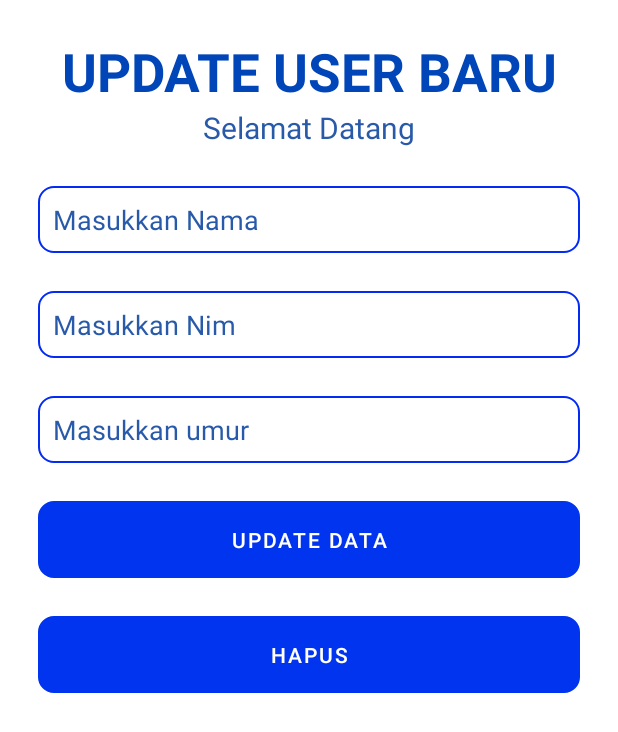
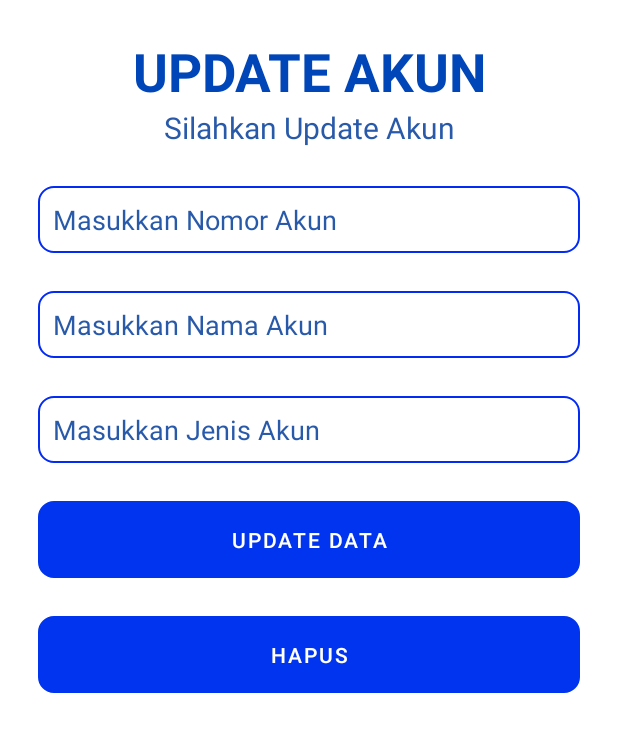
Before and after one commit to wellyim/KBMobile, an Android app: the UpdateAkun screen opened directly, with no data from a screen before it, on a phone screen of 412 x 824 dp. Shown: the top 732 px of the screen. Run offline under Robolectric (Android 15) with nearby library versions, the phone set to English and light mode, and no system bars.

```diff
--- a/app/src/main/java/com/example/kbmobile/DaftarAkun.java
+++ b/app/src/main/java/com/example/kbmobile/DaftarAkun.java
@@ -55,7 +55,7 @@ public class DaftarAkun extends AppCompatActivity {
     private void displayData() {
         Cursor cursor = myDb.SemuaMahasiswa();
         if(cursor.getCount() == 0){
-            Toast.makeText(this,"Data Mahasiswa Kosong!", Toast.LENGTH_SHORT).show();
+            Toast.makeText(this,"Data AKUN Kosong!", Toast.LENGTH_SHORT).show();
         }else{
             while (cursor.moveToNext()){
                 _id.add(cursor.getString(0));
--- a/app/src/main/res/layout/activity_daftar_akun.xml
+++ b/app/src/main/res/layout/activity_daftar_akun.xml
@@ -14,7 +14,7 @@
         android:layout_height="wrap_content"
         android:layout_marginTop="15dp"
         android:gravity="center_horizontal"
-        android:text="MASTER AKUN"
+        android:text="LIST MASTER AKUN"
         android:textColor="#032BF4"
         android:textSize="30sp"
         android:textStyle="bold" />
@@ -31,7 +31,7 @@
             android:textStyle="bold"
             android:textColor="@color/black"
             android:text="Id"
-            android:textSize="20sp" />
+            android:textSize="18sp" />
 
         <TextView
             android:layout_width="100dp"
--- a/app/src/main/res/layout/activity_main.xml
+++ b/app/src/main/res/layout/activity_main.xml
@@ -30,7 +30,7 @@
         android:background="@drawable/border_input"
         android:drawablePadding="8dp"
         android:ems="10"
-        android:hint="Masukkan Nama"
+        android:hint="Masukkan Nomor Akun"
         android:inputType="textPersonName"
         android:padding="10dp"
         app:layout_constraintEnd_toEndOf="parent"
@@ -48,7 +48,7 @@
         android:background="@drawable/border_input"
         android:drawablePadding="8dp"
         android:ems="10"
-        android:hint="Masukkan NIM"
+        android:hint="Masukkan Nama Akun"
         android:inputType="textPersonName"
         android:padding="10dp"
         app:layout_constraintEnd_toEndOf="parent"
@@ -66,7 +66,7 @@
         android:background="@drawable/border_input"
         android:drawablePadding="8dp"
         android:ems="10"
-        android:hint="Masukkan Umur"
+        android:hint="Masukkan Jenis Akun"
         android:inputType="textPersonName"
         android:padding="10dp"
         app:layout_constraintEnd_toEndOf="parent"
--- a/app/src/main/res/layout/activity_update_akun.xml
+++ b/app/src/main/res/layout/activity_update_akun.xml
@@ -12,7 +12,7 @@
         android:layout_height="wrap_content"
         android:layout_marginTop="24dp"
         android:gravity="center"
-        android:text="UPDATE USER BARU"
+        android:text="UPDATE AKUN"
         android:textAlignment="center"
         android:textColor="#0046B8"
         android:textSize="35sp"
@@ -27,7 +27,7 @@
         android:layout_width="0dp"
         android:layout_height="wrap_content"
         android:gravity="center"
-        android:text="Selamat Datang"
+        android:text="Silahkan Update Akun"
         android:textAlignment="center"
         android:textColor="#295aa9"
         android:textSize="20sp"
@@ -45,7 +45,7 @@
         android:background="@drawable/border_input"
         android:drawablePadding="8dp"
         android:ems="10"
-        android:hint="Masukkan Nama"
+        android:hint="Masukkan Nomor Akun"
         android:inputType="textPersonName"
         android:padding="10dp"
         android:textColor="#295aa9"
@@ -65,7 +65,7 @@
         android:background="@drawable/border_input"
         android:drawablePadding="8dp"
         android:ems="10"
-        android:hint="Masukkan Nim"
+        android:hint="Masukkan Nama Akun"
         android:inputType="number|textPersonName"
         android:padding="10dp"
         android:textColor="#295aa9"
@@ -86,8 +86,7 @@
         android:background="@drawable/border_input"
         android:drawablePadding="8dp"
         android:ems="10"
-        android:hint="Masukkan umur"
-        android:inputType="number"
+        android:hint="Masukkan Jenis Akun"
         android:padding="10dp"
         android:textColor="#295aa9"
         android:textColorHint="#295aa9"
```
Also changed, not shown: app/src/main/java/com/example/kbmobile/database/database.java (+5 -5 lines).
